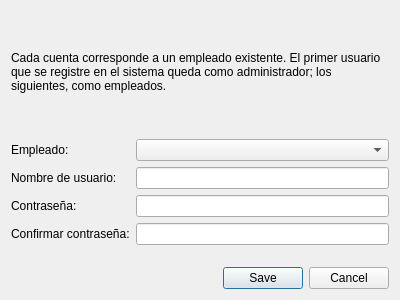
Before: the Qt Designer form app/src/dialogs/registrodialog.ui in LXorro/Farmacia-PDV, drawn with Qt 5.
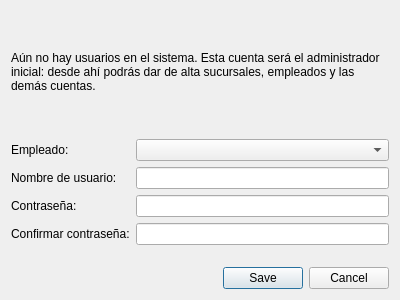
After: the same form once the commit is applied.

The edit to the form file:
```diff
--- a/app/src/dialogs/registrodialog.ui
+++ b/app/src/dialogs/registrodialog.ui
@@ -10,7 +10,7 @@
    <item>
     <widget class="QLabel" name="labelAyuda">
      <property name="wordWrap"><bool>true</bool></property>
-     <property name="text"><string>Cada cuenta corresponde a un empleado existente. El primer usuario que se registre en el sistema queda como administrador; los siguientes, como empleados.</string></property>
+     <property name="text"><string>Aún no hay usuarios en el sistema. Esta cuenta será el administrador inicial: desde ahí podrás dar de alta sucursales, empleados y las demás cuentas.</string></property>
     </widget>
    </item>
    <item>
```
Left out of the diff: 2 changed lines with no effect on the pictures.
